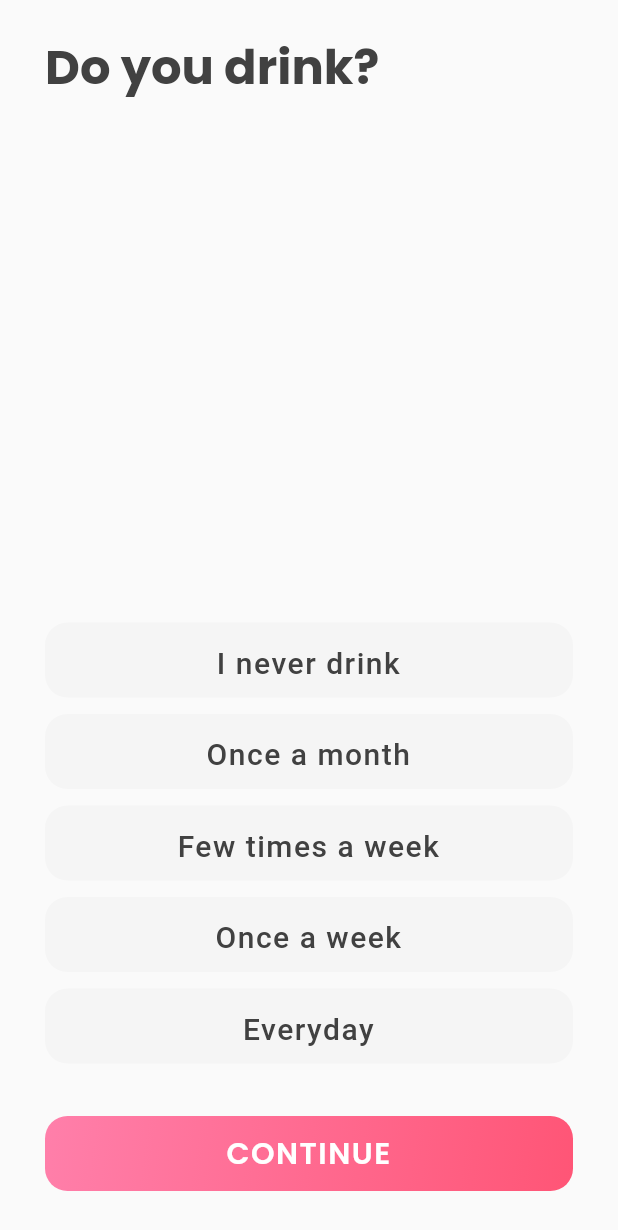
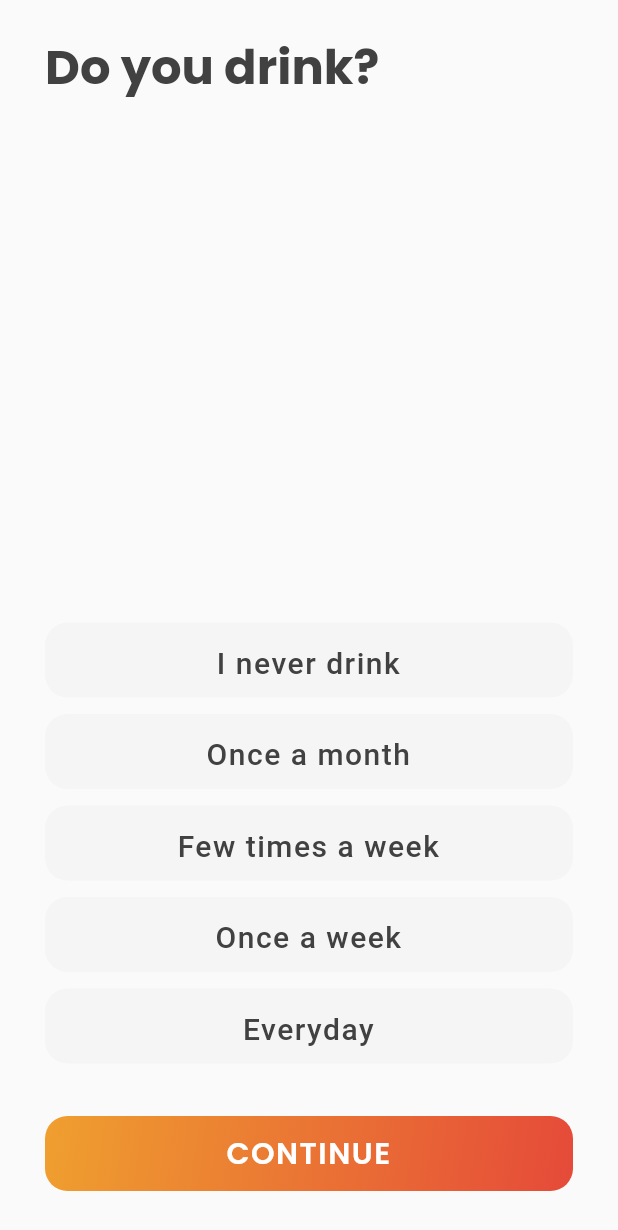
Before and after one commit to heacare/superapp_archive, a Flutter app: the OnboardingDrinkingScreen screen opened directly, on a phone screen of 412 x 824 dp. Shown: the top 1230 px of the screen. Run offline on Flutter 3.47's test engine with Material 2 defaults, Android fonts, the phone set to English and light mode, and no system bars; our stand-ins replace awesome_notifications, country_picker, date_time_picker, firebase_auth, firebase_core, firebase_messaging and 12 more; missing offline and left inert: health, markdown; accounts and stored records are empty; network calls fail; project files that could hold a hidden picture were left out.

Commit message:
feat: Re-theme app

```diff
--- a/app/lib/main.dart
+++ b/app/lib/main.dart
@@ -51,8 +51,8 @@ class _AppState extends State<App> {
   final Future<FirebaseApp> _firebaseInit = Firebase.initializeApp();
 
   ThemeData _getThemeData() {
-    const primaryColor = Color(0xFFFF5576);
-    const accentColor = Color(0xFFFF7FAA);
+    const primaryColor = Color(0xFFE54A39);
+    const accentColor = Color(0xFFEF9F2F);
 
     const primaryTextColor = Color(0xFF414141);
     const secondaryTextColor = Color(0xFF707070);
--- a/app/lib/screens/dashboard.dart
+++ b/app/lib/screens/dashboard.dart
@@ -245,8 +245,8 @@ class DeathClock extends StatelessWidget {
               value: lifeScore,
               gradient: const SweepGradient(
                 colors: <Color>[
-                  Color(0xFFFF7FAA),
-                  Color(0xFFFF5576),
+                  Color(0xFFF5877A),
+                  Color(0xFFFCB553),
                 ],
               ),
               width: gaugeWidth,
--- a/app/lib/widgets/select_list.dart
+++ b/app/lib/widgets/select_list.dart
@@ -45,14 +45,14 @@ class SelectListState<T> extends State<SelectList<T>> {
         widget.defaultSelected.where((sel) => values.contains(sel)).toList();
   }
 
-  Widget getButton(SelectListItem item) {
+  Widget getButton(BuildContext context, SelectListItem item) {
     if (selected.contains(item.value)) {
       return ElevatedButton(
         child: Text(item.other ? "Other (TODO)" : item.text,
             textAlign: TextAlign.center,
             style: TextStyle(
               fontWeight: FontWeight.w500,
-              color: Color(0xFFFF5576),
+              color: Theme.of(context).colorScheme.primary,
               fontSize: 20.0,
             )),
         onPressed: () {
@@ -65,7 +65,7 @@ class SelectListState<T> extends State<SelectList<T>> {
             padding:
                 const EdgeInsets.symmetric(vertical: 10.0, horizontal: 16.0),
             primary: Colors.black,
-            backgroundColor: Color(0x33FF587A),
+            backgroundColor: Theme.of(context).colorScheme.primary.withAlpha(0x30),
             elevation: 0.0),
       );
     } else {
@@ -100,7 +100,7 @@ class SelectListState<T> extends State<SelectList<T>> {
   Widget build(BuildContext context) {
     List<Widget> buttons = widget.items
         .map((item) {
-          Widget button = getButton(item);
+          Widget button = getButton(context, item);
           return [
             button,
             const SizedBox(height: 11.0),
```
Also changed, not shown: app/lib/services/notification_service.dart (+7 -5 lines), app/lib/widgets/page.dart (+5 -5 lines), app/assets/svg/marker.svg, 28 other files.
